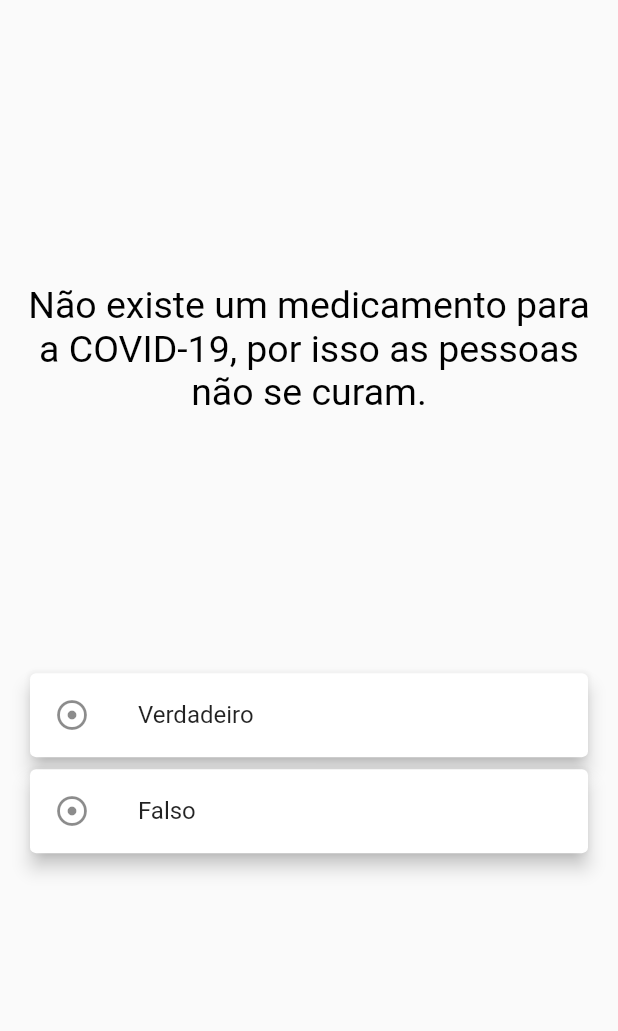
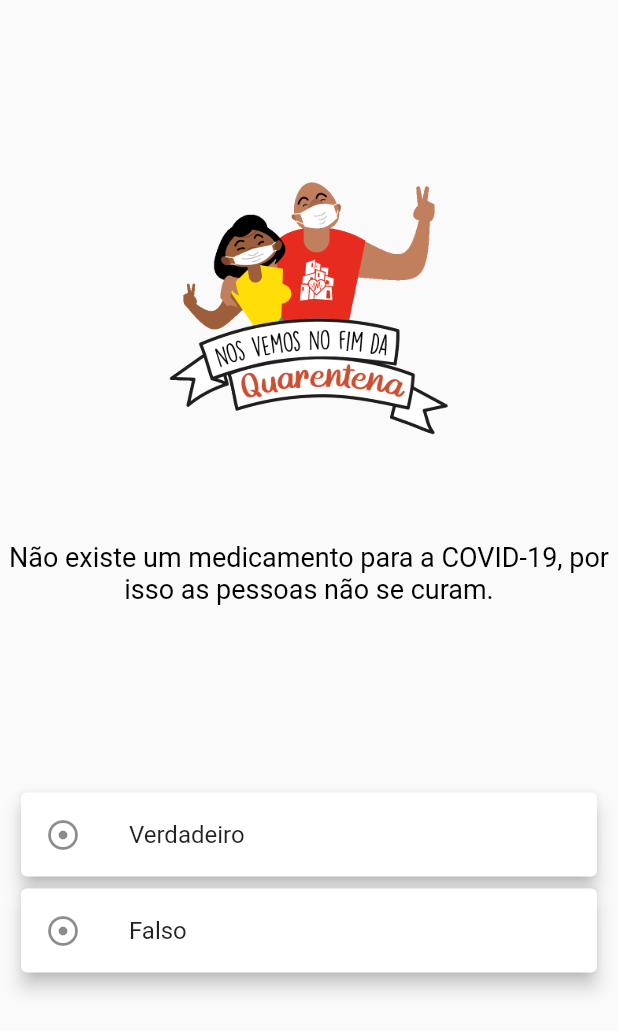
Before and after one commit to Abhimanyu121/favela_sem_corona, a Flutter app: the QuizPage screen opened directly, on a phone screen of 412 x 824 dp. Shown: the top 1031 px of the screen. Run offline on Flutter 3.47's test engine with Material 2 defaults, Android fonts, the phone set to English and light mode, and no system bars; our stand-ins replace google_maps_flutter, webview_flutter; Roboto replaces fonts that are missing (MontserratAlternates); project files that could hold a hidden picture were left out.

Commit message:
theme font Montserrat Alternates added added an animated gif to the quiz_screen fixed layout sizes at quiz_screen

```diff
--- a/lib/screens/menu_icons_screen.dart
+++ b/lib/screens/menu_icons_screen.dart
@@ -31,6 +31,7 @@ class MenuIconsScreen extends StatelessWidget {
   @override
   Widget build(BuildContext context) {
     return MaterialApp(
+      theme: ThemeData(fontFamily: 'MontserratAlternates' ),
       home: SafeArea(
         child: Scaffold(
           body: Row(
--- a/lib/screens/quiz_screen.dart
+++ b/lib/screens/quiz_screen.dart
@@ -1,7 +1,5 @@
-import 'package:favelasemcorona/screens/menu_icons_screen.dart';
 import 'package:flutter/material.dart';
 import 'package:favelasemcorona/models/quiz_brain.dart';
-import 'package:favelasemcorona/constants.dart';
 
 QuizBrain quizBrain = QuizBrain();
 
@@ -32,7 +30,7 @@ class _QuizPageState extends State<QuizPage> {
           context: context,
           builder: (context) {
             return AlertDialog(
-              content: Text('Parabens voce terminou o jogo!'),
+              content: Text('Parabéns voce terminou o jogo!'),
               title: Text("FIM"),
               actions: <Widget>[
                 FlatButton(
@@ -77,16 +75,18 @@ class _QuizPageState extends State<QuizPage> {
         crossAxisAlignment: CrossAxisAlignment.stretch,
         children: <Widget>[
           SizedBox(
-            height: 100,
+            height: 30,
           ),
+          Image.asset("images/stickers_fsc10.gif", height: 210,),
           Padding(
-            padding: EdgeInsets.all(10.0),
+            padding: EdgeInsets.all(2.0),
             child: Center(
               child: Text(
                 quizBrain.getQuestionText(),
                 textAlign: TextAlign.center,
                 style: TextStyle(
-                  fontSize: 25.0,
+                  fontFamily: 'MontserratAlternates',
+                  fontSize: 18.0,
                   color: Colors.black,
                 ),
               ),
@@ -94,13 +94,16 @@ class _QuizPageState extends State<QuizPage> {
           ),
           (displayInfo)
               ? Padding(
-                  padding: const EdgeInsets.all(16.0),
-                  child: Text('${note}'),
+                  padding: const EdgeInsets.all(8.0),
+                  child: Text('${note}', style: TextStyle(
+                    fontFamily: 'MontserratAlternates',
+                    fontSize: 12.0,
+                  ),),
                 )
               : SizedBox(),
           Container(
-            height: 300,
-            margin: EdgeInsets.only(left: 16, right: 16),
+            height: 240,
+            margin: EdgeInsets.only(left: 10, right: 10),
             child: ListView.builder(
               itemCount: quizBrain.getPossibleAnswers().length,
               itemBuilder: (context, index) {
@@ -112,7 +115,10 @@ class _QuizPageState extends State<QuizPage> {
                     leading: Icon(Icons.adjust),
                     title: Text(
                       quizBrain.getPossibleAnswers()[index],
-                    ),
+                    style: TextStyle(
+                      fontFamily: 'MontserratAlternates',
+                      fontSize: 16.0,
+                    ),),
                     onTap: () {
                       if (selectedIndex != -1) {
                         checkAnswer();
--- a/pubspec.yaml
+++ b/pubspec.yaml
@@ -30,3 +30,9 @@ flutter:
 
   assets:
   - images/
+
+
+  fonts:
+   - family: MontserratAlternates
+     fonts:
+       - asset: assets/fonts/MontserratAlternates-Regular.ttf
```
Also changed, not shown: lib/screens/iml_screen.dart (+44 -21 lines), assets/fonts/MontserratAlternates-Regular.ttf (added).
